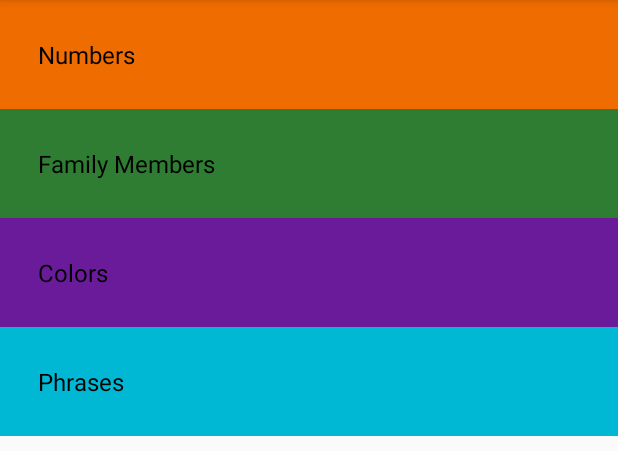
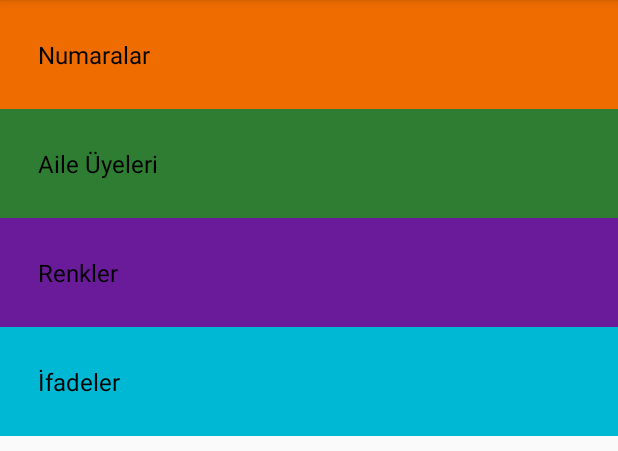
Before and after one commit to android404base/MiWok, an Android app: the screen it shows after launch (MainActivity), on a phone screen of 412 x 824 dp, the part 84-535 px from its top. Run offline under Robolectric (Android 15) with nearby library versions, the phone set to English and light mode, and no system bars.

Commit message:
Changed the name of pages on string.xml!

```diff
--- a/app/src/main/res/values/strings.xml
+++ b/app/src/main/res/values/strings.xml
@@ -1,8 +1,8 @@
 <resources>
     <string name="app_name" translatable="false">MiWok</string>
-    <string name="tv_numbers_name">Numbers</string>
-    <string name="tv_family_name">Family Members</string>
-    <string name="tv_color_name">Colors</string>
-    <string name="tv_phrases_name">Phrases</string>
+    <string name="tv_numbers_name">Numaralar</string>
+    <string name="tv_family_name">Aile Üyeleri</string>
+    <string name="tv_color_name">Renkler</string>
+    <string name="tv_phrases_name">İfadeler</string>
 
 </resources>
```
